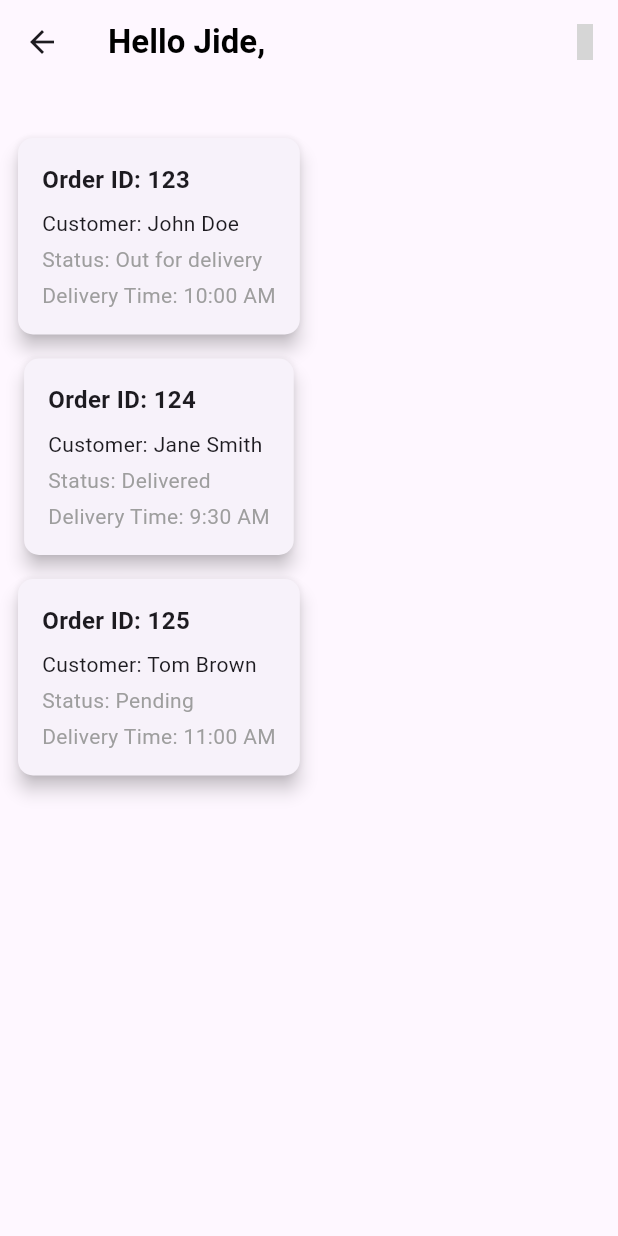
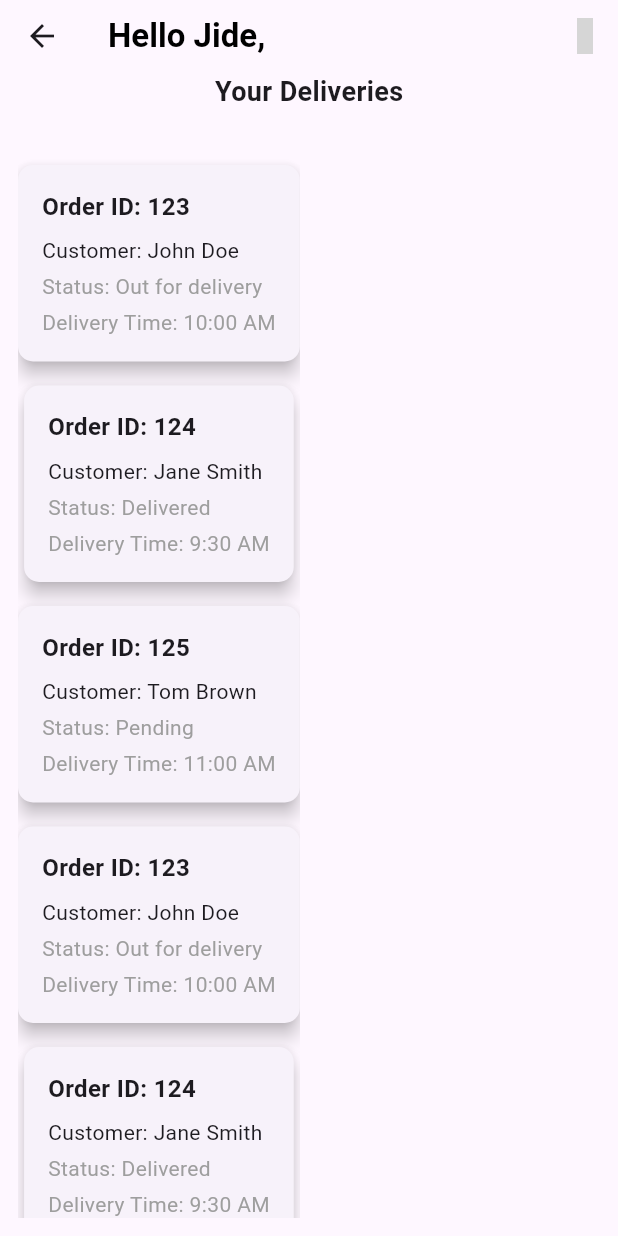
Before and after one commit to Tosin8/stride_delivery, a Flutter app: the Deliveries screen opened directly, on a phone screen of 412 x 824 dp. Run offline on Flutter 3.47's test engine with Material 3 defaults, Android fonts, the light colour scheme and no system bars; our stand-ins replace animate_do, cloud_firestore, connectivity_plus, firebase_auth, firebase_core, firebase_storage and 10 more; accounts and stored records are empty; network calls fail; project files that could hold a hidden picture were left out; grey boxes are pictures that could not be loaded.

Commit message:
Update deliveries.dart

```diff
--- a/lib/screens/deliveries.dart
+++ b/lib/screens/deliveries.dart
@@ -14,12 +14,24 @@ class _DeliveriesState extends State<Deliveries> {
     Delivery(orderId: '123', customerName: 'John Doe', status: 'Out for delivery', deliveryTime: '10:00 AM'),
     Delivery(orderId: '124', customerName: 'Jane Smith', status: 'Delivered', deliveryTime: '9:30 AM'),
     Delivery(orderId: '125', customerName: 'Tom Brown', status: 'Pending', deliveryTime: '11:00 AM'),
+    Delivery(orderId: '123', customerName: 'John Doe', status: 'Out for delivery', deliveryTime: '10:00 AM'),
+    Delivery(orderId: '124', customerName: 'Jane Smith', status: 'Delivered', deliveryTime: '9:30 AM'),
+    Delivery(orderId: '125', customerName: 'Tom Brown', status: 'Pending', deliveryTime: '11:00 AM'),Delivery(orderId: '123', customerName: 'John Doe', status: 'Out for delivery', deliveryTime: '10:00 AM'),
+    Delivery(orderId: '124', customerName: 'Jane Smith', status: 'Delivered', deliveryTime: '9:30 AM'),
+    Delivery(orderId: '125', customerName: 'Tom Brown', status: 'Pending', deliveryTime: '11:00 AM'),Delivery(orderId: '123', customerName: 'John Doe', status: 'Out for delivery', deliveryTime: '10:00 AM'),
+
   ];
 
   @override
   Widget build(BuildContext context) {
     return Scaffold(
       appBar: AppBar(
+        bottom: const PreferredSize(preferredSize: Size.fromHeight(18), child: Column(
+          mainAxisAlignment: MainAxisAlignment.start,
+          crossAxisAlignment: CrossAxisAlignment.start,
+          children: [
+          Text('Your Deliveries', style: TextStyle(fontSize: 18, fontWeight: FontWeight.w600),),
+        ])),
         title: const Text(
           'Hello Jide, ',
           style: TextStyle(
```
